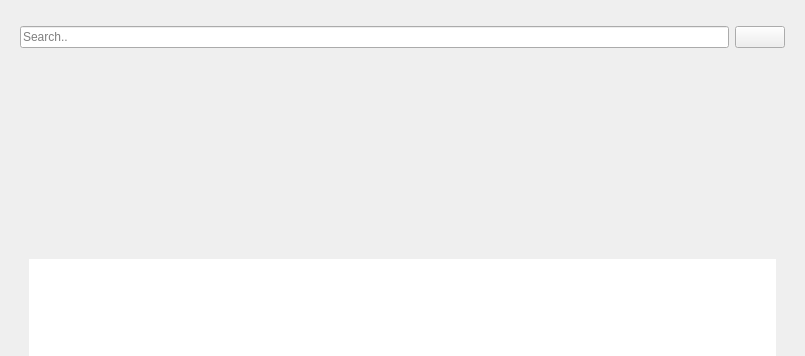
Above: src/views/mainWindow.ui from Didiloy/spotwrap before the change; both pictures show x 0 to 805 and y 0 to 356 of the 805 by 574 pixel window. Below: the same form after it.
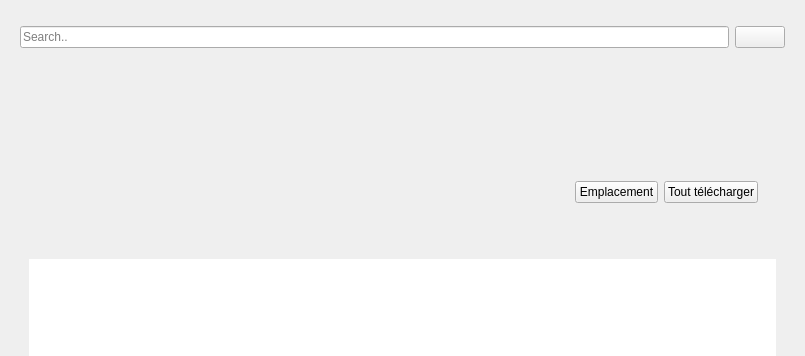
That is the form after the change. Icons and pictures are not drawn.

Commit message: added a ui component for the songs, added a filedialog to choose savepath added config class

What changed in the file:
```diff
--- a/src/views/mainWindow.ui
+++ b/src/views/mainWindow.ui
@@ -165,6 +165,36 @@
                    </property>
                   </widget>
                  </item>
+                 <item>
+                  <spacer name="horizontalSpacer">
+                   <property name="orientation">
+                    <enum>Qt::Horizontal</enum>
+                   </property>
+                   <property name="sizeHint" stdset="0">
+                    <size>
+                     <width>40</width>
+                     <height>20</height>
+                    </size>
+                   </property>
+                  </spacer>
+                 </item>
+                 <item>
+                  <widget class="QPushButton" name="buttonPath">
+                   <property name="text">
+                    <string>Emplacement</string>
+                   </property>
+                  </widget>
+                 </item>
+                 <item>
+                  <widget class="QPushButton" name="buttonDownloadAll">
+                   <property name="enabled">
+                    <bool>true</bool>
+                   </property>
+                   <property name="text">
+                    <string>Tout télécharger</string>
+                   </property>
+                  </widget>
+                 </item>
                 </layout>
                </widget>
               </item>
```
The commit also changes 8 other files.
